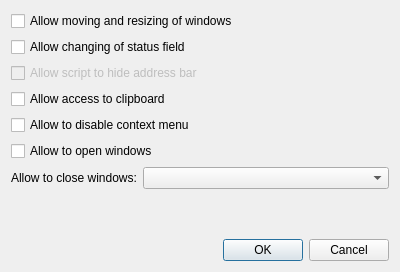
This is src/ui/preferences/JavaScriptPreferencesDialog.ui in OtterBrowser/otter-browser as Qt 5 draws it before an edit. The edited form follows.
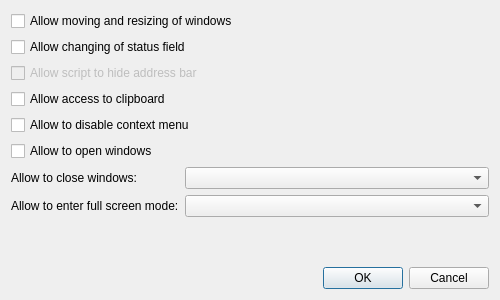
This is the edited form.

Commit message: Add UI for configuring global value for permission for entering fullscreen mode

The edit to the form file:
```diff
--- a/src/ui/preferences/JavaScriptPreferencesDialog.ui
+++ b/src/ui/preferences/JavaScriptPreferencesDialog.ui
@@ -6,8 +6,8 @@
    <rect>
     <x>0</x>
     <y>0</y>
-    <width>400</width>
-    <height>272</height>
+    <width>500</width>
+    <height>300</height>
    </rect>
   </property>
   <property name="windowTitle">
@@ -86,6 +86,19 @@
      <item row="0" column="1">
       <widget class="QComboBox" name="canCloseWindowsComboBox"/>
      </item>
+     <item row="1" column="1">
+      <widget class="QComboBox" name="enableFullScreenComboBox"/>
+     </item>
+     <item row="1" column="0">
+      <widget class="QLabel" name="enableFullScreenLabel">
+       <property name="text">
+        <string>Allow to enter full screen mode:</string>
+       </property>
+       <property name="buddy">
+        <cstring>enableFullScreenComboBox</cstring>
+       </property>
+      </widget>
+     </item>
     </layout>
    </item>
    <item>
```
Left out of the diff: 8 changed lines with no effect on the pictures. The commit also changes 3 other files.
